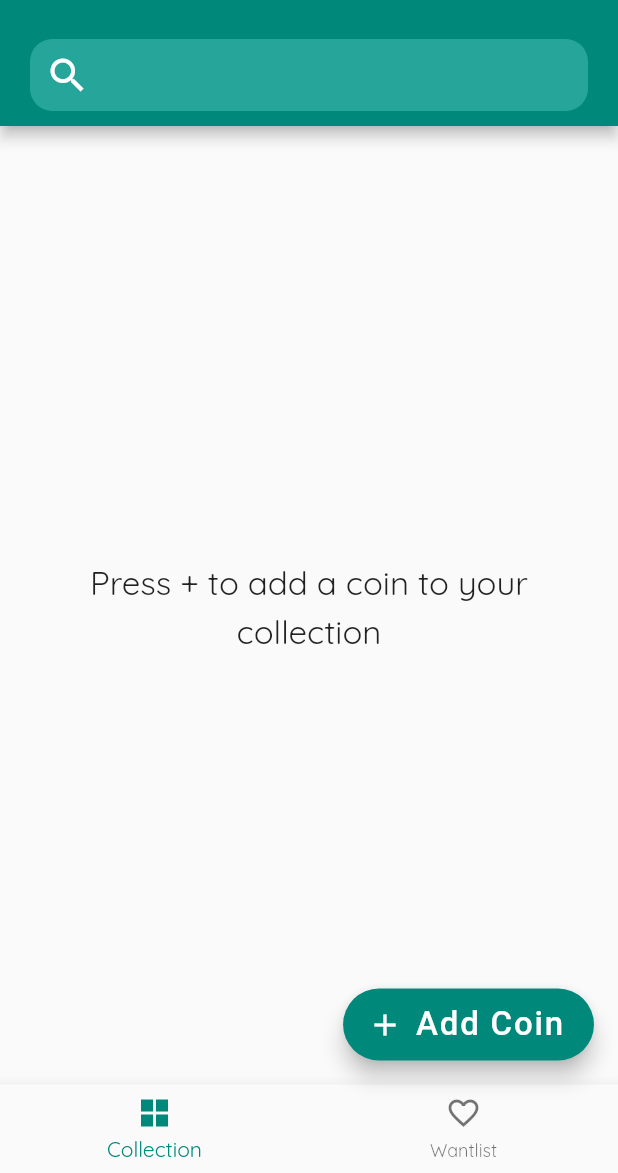
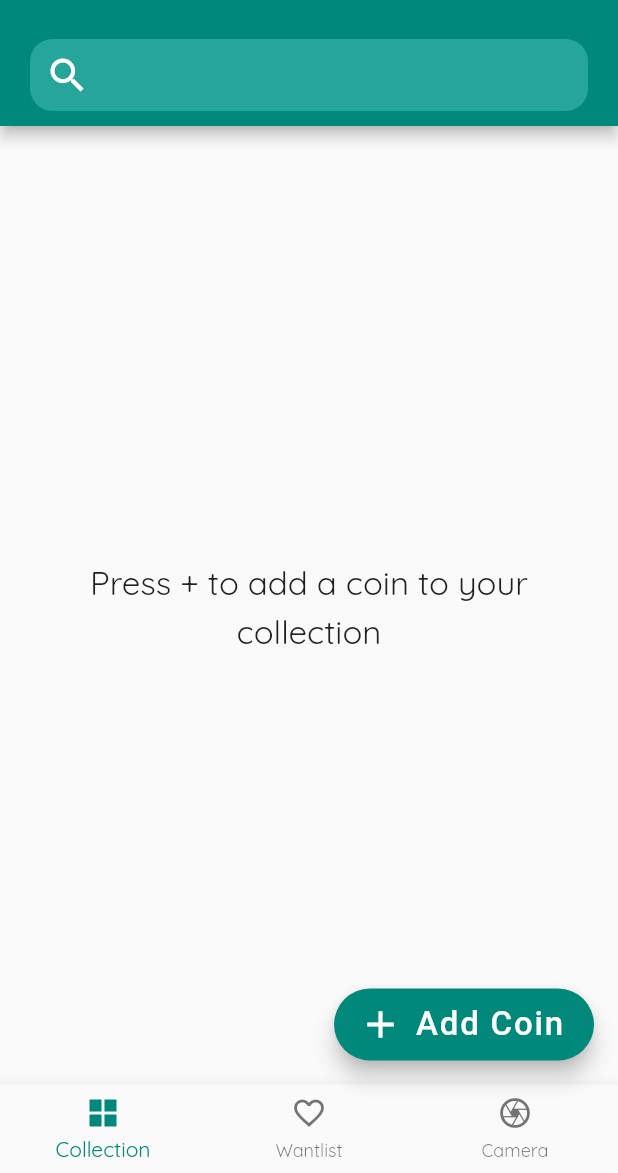
Before and after one commit to PScottZero/Numismatic, a Flutter app: the screen it shows after launch, after a tap on the "arrow downward" icon, on a phone screen of 412 x 824 dp, the part 63-1236 px from its top. Run offline on Flutter 3.47's test engine with Material 2 defaults, Android fonts, the phone set to English and light mode, and no system bars; drawn by our look-alikes of flutter_typeahead; our stand-ins replace camera, google_fonts, image_picker, pinch_zoom, shared_preferences, tuple; missing offline and left inert: flutter_keyboard_visibility_web, image_picker_for_web, shared_preferences_web, web_scraper.

Commit message:
added camera view

```diff
--- a/lib/main.dart
+++ b/lib/main.dart
@@ -1,8 +1,10 @@
+import 'package:camera/camera.dart';
 import 'package:flutter/material.dart';
 import 'package:flutter/services.dart';
 import 'package:google_fonts/google_fonts.dart';
 import 'package:numismatic/constants/view_constants.dart';
-import 'package:numismatic/views/add_coin_view.dart';
+import 'package:numismatic/model/action_button.dart';
+import 'package:numismatic/views/camera_view.dart';
 import 'package:numismatic/views/coin_grid_view.dart';
 import 'package:provider/provider.dart';
 
@@ -10,17 +12,22 @@ import 'components/search_bar.dart';
 import 'components/sort_menu.dart';
 import 'model/coin_collection_model.dart';
 import 'model/coin_comparator.dart';
+import 'model/navigation_bar.dart';
 
-void main() {
+void main() async {
+  WidgetsFlutterBinding.ensureInitialized();
+  final cameras = await availableCameras();
   runApp(
     ChangeNotifierProvider(
       create: (context) => CoinCollectionModel(),
-      child: const NumismaticApp(),
+      child: NumismaticApp(cameras.isNotEmpty ? cameras.first : null),
     ),
   );
 }
 
 class NumismaticApp extends StatelessWidget {
+  final CameraDescription? _camera;
+
   ThemeData themeOfBrightness(Brightness brightness) => ThemeData(
         colorScheme: ColorScheme.fromSwatch(
           primarySwatch: ViewConstants.colorPrimarySwatch,
@@ -38,7 +45,7 @@ class NumismaticApp extends StatelessWidget {
         ),
       );
 
-  const NumismaticApp({Key? key}) : super(key: key);
+  const NumismaticApp(this._camera, {Key? key}) : super(key: key);
 
   @override
   Widget build(BuildContext context) {
@@ -47,13 +54,15 @@ class NumismaticApp extends StatelessWidget {
       debugShowCheckedModeBanner: false,
       theme: themeOfBrightness(Brightness.light),
       darkTheme: themeOfBrightness(Brightness.dark),
-      home: const Navigation(),
+      home: Navigation(_camera),
     );
   }
 }
 
 class Navigation extends StatefulWidget {
-  const Navigation({Key? key}) : super(key: key);
+  final CameraDescription? _camera;
+
+  const Navigation(this._camera, {Key? key}) : super(key: key);
 
   @override
   _NavigationState createState() => _NavigationState();
@@ -61,13 +70,19 @@ class Navigation extends StatefulWidget {
 
 class _NavigationState extends State<Navigation> {
   final PageController _pageController;
-  final _options = <Widget>[
-    const CoinGridView(),
-    const CoinGridView(isWantlist: true),
-  ];
   var _selectedIndex = 0;
 
+  List<Widget> get _options => [
+        const CoinGridView(),
+        const CoinGridView(isWantlist: true),
+        widget._camera != null
+            ? CameraView(camera: widget._camera!)
+            : Container(),
+      ];
+
+  bool get viewingCollection => _selectedIndex == 0;
   bool get viewingWantlist => _selectedIndex == 1;
+  bool get viewingCamera => _selectedIndex == 2;
 
   _NavigationState() : _pageController = PageController();
 
@@ -133,47 +148,12 @@ class _NavigationState extends State<Navigation> {
             },
             children: _options,
           ),
-          bottomNavigationBar: BottomNavigationBar(
+          bottomNavigationBar: NavigationBar(
+            selectedIndex: _selectedIndex,
             onTap: _onTap,
-            currentIndex: _selectedIndex,
-            selectedItemColor: ViewConstants.colorPrimary,
-            items: [
-              BottomNavigationBarItem(
-                icon: Icon(
-                  _selectedIndex == 0 ? Icons.grid_view_sharp : Icons.grid_view,
-                ),
-                label: 'Collection',
-              ),
-              BottomNavigationBarItem(
-                icon: Icon(
-                  viewingWantlist ? Icons.favorite : Icons.favorite_border,
-                ),
-                label: 'Wantlist',
-              ),
-            ],
+            cameraIsInitialized: widget._camera != null,
           ),
-          floatingActionButton: FloatingActionButton.extended(
-            label: const Text(
-              'Add Coin',
-              style: TextStyle(
-                fontSize: ViewConstants.fontMedium,
-                color: Colors.white,
-              ),
-            ),
-            isExtended: true,
-            icon: const Icon(Icons.add, color: Colors.white),
-            onPressed: () {
-              Navigator.push(
-                context,
-                MaterialPageRoute(
-                  builder: (context) => AddCoinView(
-                    addToWantlist: viewingWantlist,
-                    edit: false,
-                  ),
-                ),
-              );
-            },
-          ),
+          floatingActionButton: ActionButton(_selectedIndex),
         );
       },
     );
--- /dev/null
+++ b/lib/model/action_button.dart
@@ -0,0 +1,36 @@
+import 'package:flutter/material.dart';
+import 'package:numismatic/constants/view_constants.dart';
+import 'package:numismatic/views/add_coin_view.dart';
+
+class ActionButton extends StatelessWidget {
+  final int _selectedIndex;
+
+  const ActionButton(this._selectedIndex, {Key? key}) : super(key: key);
+
+  @override
+  Widget build(BuildContext context) {
+    return FloatingActionButton.extended(
+      label: Text(
+        _selectedIndex == 2 ? 'Take Photo' : 'Add Coin',
+        style: const TextStyle(
+          fontSize: ViewConstants.fontMedium,
+          color: Colors.white,
+        ),
+      ),
+      isExtended: true,
+      icon: Icon(_selectedIndex == 2 ? Icons.camera : Icons.add,
+          color: Colors.white, size: 30),
+      onPressed: () {
+        Navigator.push(
+          context,
+          MaterialPageRoute(
+            builder: (context) => AddCoinView(
+              addToWantlist: _selectedIndex == 1,
+              edit: false,
+            ),
+          ),
+        );
+      },
+    );
+  }
+}
--- a/lib/model/coin_collection_model.dart
+++ b/lib/model/coin_collection_model.dart
@@ -23,6 +23,7 @@ class CoinCollectionModel extends ChangeNotifier with WidgetsBindingObserver {
       coins.where((element) => !element.inCollection).toList();
   Map<String, Map<String, GreysheetStaticData>>? greysheetStaticData;
   StringReference searchString = StringReference();
+  int imageIndex = 0;
 
   @override
   void dispose() {
--- /dev/null
+++ b/lib/model/navigation_bar.dart
@@ -0,0 +1,59 @@
+import 'package:flutter/material.dart';
+import 'package:numismatic/constants/view_constants.dart';
+
+class NavigationBar extends StatelessWidget {
+  final Function(int) onTap;
+  final int selectedIndex;
+  final bool cameraIsInitialized;
+
+  const NavigationBar({
+    required this.onTap,
+    required this.selectedIndex,
+    required this.cameraIsInitialized,
+    Key? key,
+  }) : super(key: key);
+
+  @override
+  Widget build(BuildContext context) {
+    return BottomNavigationBar(
+      onTap: onTap,
+      currentIndex: selectedIndex,
+      selectedItemColor: ViewConstants.colorPrimary,
+      items: cameraIsInitialized
+          ? [
+              BottomNavigationBarItem(
+                icon: Icon(
+                  selectedIndex == 0 ? Icons.grid_view_sharp : Icons.grid_view,
+                ),
+                label: 'Collection',
+              ),
+              BottomNavigationBarItem(
+                icon: Icon(
+                  selectedIndex == 1 ? Icons.favorite : Icons.favorite_border,
+                ),
+                label: 'Wantlist',
+              ),
+              BottomNavigationBarItem(
+                icon: Icon(
+                  selectedIndex == 2 ? Icons.camera : Icons.camera_outlined,
+                ),
+                label: 'Camera',
+              ),
+            ]
+          : [
+              BottomNavigationBarItem(
+                icon: Icon(
+                  selectedIndex == 0 ? Icons.grid_view_sharp : Icons.grid_view,
+                ),
+                label: 'Collection',
+              ),
+              BottomNavigationBarItem(
+                icon: Icon(
+                  selectedIndex == 1 ? Icons.favorite : Icons.favorite_border,
+                ),
+                label: 'Wantlist',
+              ),
+            ],
+    );
+  }
+}
--- /dev/null
+++ b/lib/views/camera_view.dart
@@ -0,0 +1,85 @@
+import 'package:camera/camera.dart';
+import 'package:flutter/material.dart';
+import 'package:numismatic/constants/view_constants.dart';
+
+class CameraView extends StatefulWidget {
+  final CameraDescription camera;
+
+  const CameraView({required this.camera, Key? key}) : super(key: key);
+
+  @override
+  _CameraViewState createState() => _CameraViewState();
+}
+
+class _CameraViewState extends State<CameraView> {
+  late CameraController _controller;
+  late Future<void> _initializeControllerFuture;
+
+  @override
+  void initState() {
+    super.initState();
+    _controller = CameraController(widget.camera, ResolutionPreset.high);
+    _initializeControllerFuture = _controller.initialize();
+  }
+
+  @override
+  void dispose() {
+    _controller.dispose();
+    super.dispose();
+  }
+
+  @override
+  Widget build(BuildContext context) {
+    return FutureBuilder(
+      future: _initializeControllerFuture,
+      builder: (context, snapshot) {
+        if (snapshot.connectionState == ConnectionState.done) {
+          return Center(
+            child: Transform.scale(
+              scale: 1,
+              child: Padding(
+                padding: ViewConstants.paddingAllLarge,
+                child: ClipRRect(
+                  borderRadius: ViewConstants.borderRadiusLarge,
+                  child: AspectRatio(
+                    aspectRatio: 1,
+                    child: OverflowBox(
+                      alignment: Alignment.center,
+                      child: FittedBox(
+                        fit: BoxFit.fitWidth,
+                        child: SizedBox(
+                          width: MediaQuery.of(context).size.width - 40,
+                          child: Stack(
+                            alignment: Alignment.center,
+                            children: [
+                              CameraPreview(_controller),
+                              Container(
+                                width: MediaQuery.of(context).size.width - 100,
+                                height: MediaQuery.of(context).size.width - 100,
+                                decoration: BoxDecoration(
+                                  borderRadius: BorderRadius.circular(500),
+                                  border: Border.all(
+                                    color: Colors.white,
+                                    width: 8,
+                                  ),
+                                ),
+                              )
+                            ],
+                          ),
+                        ),
+                      ),
+                    ),
+                  ),
+                ),
+              ),
+            ),
+          );
+        } else {
+          return const Center(
+            child: CircularProgressIndicator(),
+          );
+        }
+      },
+    );
+  }
+}
--- a/lib/views/coin_details_view.dart
+++ b/lib/views/coin_details_view.dart
@@ -21,7 +21,7 @@ class CoinDetailsView extends StatefulWidget {
 }
 
 class _CoinDetailsViewState extends State<CoinDetailsView> {
-  CoinCollectionModel? _modelRef;
+  CoinCollectionModel? _model;
 
   _showDeleteCoinDialog() async {
     return showDialog(
@@ -32,7 +32,7 @@ class _CoinDetailsViewState extends State<CoinDetailsView> {
           message: 'Are you sure you want to delete this coin?',
           confirmAction: 'Delete',
           onConfirmed: () {
-            _modelRef?.deleteCoin(widget.coin);
+            _model?.deleteCoin(widget.coin);
             Navigator.of(context).popUntil((route) => route.isFirst);
           },
         );
@@ -43,8 +43,9 @@ class _CoinDetailsViewState extends State<CoinDetailsView> {
   @override
   Widget build(BuildContext context) {
     return Consumer<CoinCollectionModel>(
+      child: ImageCarousel(widget.coin.images),
       builder: (context, model, child) {
-        _modelRef = model;
+        _model = model;
         return Scaffold(
           appBar: AppBar(
             backgroundColor: ViewConstants.colorPrimary,
@@ -78,9 +79,7 @@ class _CoinDetailsViewState extends State<CoinDetailsView> {
           ),
           body: ListView(
             children: [
-              widget.coin.images != null
-                  ? ImageCarousel(widget.coin.images)
-                  : Container(),
+              widget.coin.images != null ? child ?? Container() : Container(),
               Container(
                 padding: widget.coin.images == null
                     ? ViewConstants.paddingAllLarge
--- a/pubspec.yaml
+++ b/pubspec.yaml
@@ -26,6 +26,9 @@ dependencies:
   image_picker: ^0.8.3+3
   pinch_zoom: ^1.0.0
   uuid: ^3.0.4
+  camera: ^0.9.2+2
+  path: ^1.8.0
+  smooth_page_indicator: ^1.0.0+2
 
 dev_dependencies:
   flutter_lints: ^1.0.4
```
Also changed, not shown: 4 other files.
